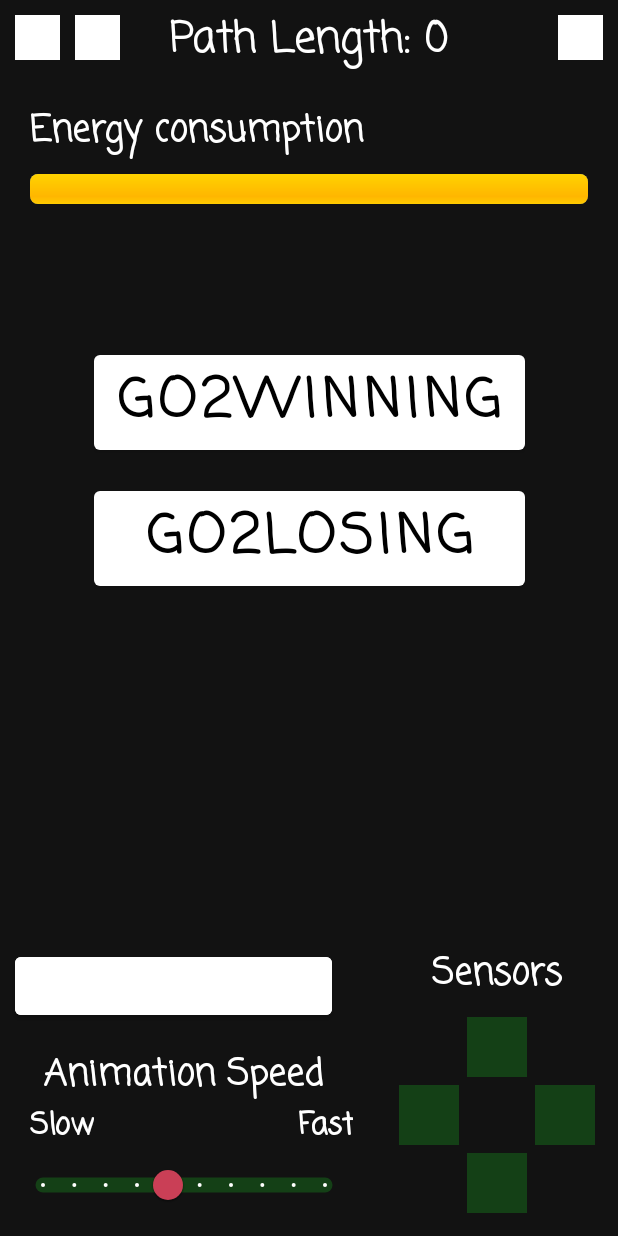
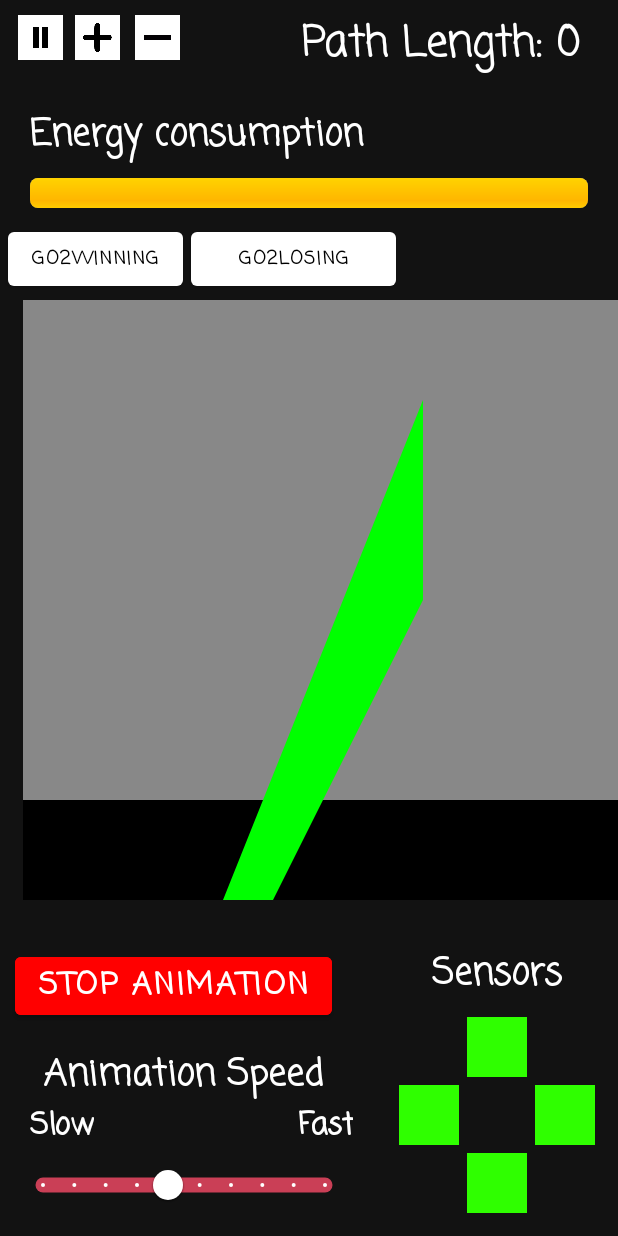
Before and after one commit to minkim2002/Maze-Game-Android, an Android app: the PlayAnimationActivity screen opened directly, with no data from a screen before it, on a phone screen of 412 x 824 dp. Run offline under Robolectric (Android 15) with nearby library versions, the phone set to English and light mode, and no system bars; 3 statements that could not run were skipped.

Commit message:
Manual and Animation Activity Corresponding MazePanel implemented

```diff
--- a/app/src/main/java/edu/wm/cs/cs301/MinKim/gui/LosingActivity.java
+++ b/app/src/main/java/edu/wm/cs/cs301/MinKim/gui/LosingActivity.java
@@ -9,7 +9,7 @@ import edu.wm.cs.cs301.MinKim.R;
  * Class: LosingActivity
  * Responsibilities: displays the losing screen containing energy consumption and path length,
  * and navigate back to the main screen (title)
- * Collaborators: PlayManuallyActivity, PlayAnimationActivity, AMazeActivity,
+ * Collaborators: PlayManuallyActivity, PlayAnimationActivity, AMazeActivity
  */
 public class LosingActivity extends FinalActivity {
 
--- /dev/null
+++ b/app/src/main/java/edu/wm/cs/cs301/MinKim/gui/MazePanelAnimating.java
@@ -0,0 +1,57 @@
+package edu.wm.cs.cs301.MinKim.gui;
+
+import android.content.Context;
+import android.graphics.Bitmap;
+import android.graphics.Canvas;
+import android.graphics.Color;
+import android.graphics.Paint;
+import android.graphics.Path;
+import android.util.AttributeSet;
+import android.view.View;
+
+
+
+public class MazePanelAnimating extends View{
+    private Bitmap bitmap;
+    private Canvas mazeCanvas;
+    private Paint mazePaint;
+
+    public MazePanelAnimating(Context context, AttributeSet attrs) {
+        super(context, attrs);
+        mazeCanvas = new Canvas();
+        mazePaint = new Paint();
+    }
+
+    protected void onDraw(Canvas canvas) {
+        mazeCanvas = canvas;
+        super.onDraw(mazeCanvas);
+
+        mazePaint.setColor(Color.BLACK);
+        mazeCanvas.drawRect(0,500,1000,1000,mazePaint);
+
+        mazePaint.setColor(Color.GRAY);
+        mazeCanvas.drawRect(0,0,1000,500,mazePaint);
+
+        mazePaint.setColor(Color.GREEN);
+        int[] gX = new int[]{200, 400, 400, 200};
+        int[] gY = new int[]{600, 100, 300, 700};
+        Path gPath = new Path();
+        gPath.moveTo(gX[0], gY[0]);
+        for(int i = 1; i<4; i++){
+            gPath.lineTo(gX[i], gY[i]);
+        }
+        gPath.close();
+        mazeCanvas.drawPath(gPath, mazePaint);
+
+        mazePaint.setColor(Color.YELLOW);
+        int[] yX = new int[]{600, 800, 800, 600};
+        int[] yY = new int[]{100, 600, 700, 300};
+        Path yPath = new Path();
+        yPath.moveTo(yX[0], yY[0]);
+        for(int i = 1; i<4; i++){
+            yPath.lineTo(yX[i], yY[i]);
+        }
+        yPath.close();
+        mazeCanvas.drawPath(yPath, mazePaint);
+    }
+}
--- a/app/src/main/java/edu/wm/cs/cs301/MinKim/gui/WinningActivity.java
+++ b/app/src/main/java/edu/wm/cs/cs301/MinKim/gui/WinningActivity.java
@@ -9,7 +9,7 @@ import edu.wm.cs.cs301.MinKim.R;
  * Class: WinningActivity
  * Responsibilities: displays the winning screen containing energy consumption and path length,
  * and navigate back to the main screen (title)
- * Collaborators: PlayManuallyActivity, PlayAnimationActivity, AMazeActivity,
+ * Collaborators: PlayManuallyActivity, PlayAnimationActivity, AMazeActivity
  */
 public class WinningActivity extends FinalActivity {
 
--- a/app/src/main/res/layout/animation_playing.xml
+++ b/app/src/main/res/layout/animation_playing.xml
@@ -12,51 +12,54 @@
         android:id="@+id/pathLengthText"
         android:layout_width="wrap_content"
         android:layout_height="wrap_content"
-        android:layout_marginTop="5dp"
+        android:layout_marginTop="8dp"
         android:text="@string/pathLengthText"
+        android:textColor="@color/colorPrimary"
         android:textSize="28sp"
-        android:textColor="@color/colorPrimary"
-        app:layout_constraintTop_toTopOf="parent"
+        app:layout_constraintEnd_toEndOf="parent"
+        app:layout_constraintHorizontal_bias="0.891"
         app:layout_constraintStart_toStartOf="parent"
-        app:layout_constraintEnd_toEndOf="parent"/>
+        app:layout_constraintTop_toTopOf="parent" />
 
     <ImageView
         android:id="@+id/menuButton"
-        android:contentDescription="@string/menuButton"
         android:layout_width="30dp"
         android:layout_height="30dp"
         android:layout_marginVertical="10dp"
-        android:layout_marginEnd="10dp"
+        android:layout_marginTop="20dp"
+        android:layout_marginEnd="370dp"
+        android:src="@mipmap/pause"
+        android:background="@color/colorPrimary"
+        android:contentDescription="@string/menuButton"
         android:paddingVertical="5dp"
-        android:background="@color/colorPrimary"
-        app:layout_constraintTop_toTopOf="parent"
-        app:layout_constraintEnd_toEndOf="parent" />
+        app:layout_constraintEnd_toEndOf="parent"
+        app:layout_constraintTop_toTopOf="parent" />
 
     <LinearLayout
         android:id="@+id/zoomLayout"
         android:layout_width="wrap_content"
         android:layout_height="wrap_content"
+        android:layout_marginStart="50dp"
         android:layout_marginTop="10dp"
-        android:layout_marginStart="10dp"
-        app:layout_constraintTop_toTopOf="parent"
-        app:layout_constraintStart_toStartOf="parent">
+        app:layout_constraintStart_toStartOf="parent"
+        app:layout_constraintTop_toTopOf="parent">
+
+        <ImageView
+            android:id="@+id/zoomInButton"
+            android:layout_width="30dp"
+            android:layout_height="30dp"
+            android:layout_marginEnd="10dp"
+            android:src="@mipmap/plus"
+            android:background="@color/colorPrimary"
+            android:contentDescription="@string/zoomInButton" />
 
         <ImageView
             android:id="@+id/zoomOutButton"
-            android:contentDescription="@string/zoomOutButton"
             android:layout_width="30dp"
             android:layout_height="30dp"
-            android:layout_marginEnd="10dp"
+            android:src="@mipmap/minus"
             android:background="@color/colorPrimary"
-            />
-
-        <ImageView
-            android:id="@+id/zoomInButton"
-            android:contentDescription="@string/zoomInButton"
-            android:layout_width="30dp"
-            android:layout_height="30dp"
-            android:background="@color/colorPrimary"
-            />
+            android:contentDescription="@string/zoomOutButton" />
     </LinearLayout>
 
     <LinearLayout
@@ -90,35 +93,55 @@
     </LinearLayout>
 
     <LinearLayout
-        android:layout_width="wrap_content"
-        android:layout_height="wrap_content"
-        android:layout_marginTop="225dp"
-        android:orientation="vertical"
+        android:layout_width="264dp"
+        android:layout_height="74dp"
+        android:layout_marginTop="128dp"
+        android:layout_marginEnd="250dp"
         android:gravity="center"
-        app:layout_constraintTop_toTopOf="@+id/pathLengthText"
+        android:orientation="horizontal"
+        app:layout_constraintEnd_toEndOf="parent"
+        app:layout_constraintHorizontal_bias="0.0"
         app:layout_constraintStart_toStartOf="parent"
-        app:layout_constraintEnd_toEndOf="parent">
+        app:layout_constraintTop_toTopOf="@+id/pathLengthText">
 
         <com.google.android.material.button.MaterialButton
             android:id="@+id/winningButton"
             android:layout_width="wrap_content"
             android:layout_height="wrap_content"
             android:text="@string/WinningText"
-            android:textSize="36sp"
-            app:layout_constraintStart_toStartOf="parent"
-            app:layout_constraintEnd_toEndOf="parent"/>
+            android:layout_marginLeft="5dp"
+            android:textSize="12sp"
+            app:layout_constraintEnd_toEndOf="parent"
+            app:layout_constraintHorizontal_bias="0.158"
+            app:layout_constraintStart_toStartOf="parent" />
 
         <com.google.android.material.button.MaterialButton
             android:id="@+id/losingButton"
             android:layout_width="match_parent"
             android:layout_height="wrap_content"
-            android:layout_marginTop="15dp"
             android:text="@string/LosingText"
-            android:textSize="36sp"
+            android:layout_marginLeft="5dp"
+            android:textSize="12sp"
+            app:layout_constraintEnd_toEndOf="parent"
             app:layout_constraintStart_toStartOf="parent"
-            app:layout_constraintEnd_toEndOf="parent"
             app:layout_constraintTop_toBottomOf="@+id/winningButton" />
 
+    </LinearLayout>
+
+    <LinearLayout
+        android:id="@+id/linearLayout2"
+        android:layout_width="wrap_content"
+        android:layout_height="wrap_content"
+        android:layout_marginStart="15dp"
+        android:layout_marginTop="200dp"
+        android:orientation="horizontal"
+        app:layout_constraintStart_toStartOf="@id/parentView"
+        app:layout_constraintTop_toTopOf="@id/parentView"
+        >
+
+        <edu.wm.cs.cs301.MinKim.gui.MazePanelAnimating
+            android:layout_width="match_parent"
+            android:layout_height="400dp" />
     </LinearLayout>
 
     <TextView
@@ -139,9 +162,20 @@
         android:layout_marginBottom="5dp"
         android:layout_marginEnd="5dp"
         android:paddingHorizontal="10dp"
-        android:background="@color/colorSecondary"
+        android:background="@color/colorOperational"
         app:layout_constraintBottom_toTopOf="@id/rightSensor"
         app:layout_constraintEnd_toStartOf="@id/rightSensor"/>
+
+    <View
+        android:id="@+id/leftSensor"
+        android:layout_width="40dp"
+        android:layout_height="40dp"
+        android:layout_marginBottom="5dp"
+        android:layout_marginEnd="5dp"
+        android:paddingHorizontal="10dp"
+        android:background="@color/colorOperational"
+        app:layout_constraintBottom_toTopOf="@id/backwardSensor"
+        app:layout_constraintEnd_toStartOf="@id/backwardSensor"/>
 
     <View
         android:id="@+id/rightSensor"
@@ -150,7 +184,7 @@
         android:layout_marginBottom="5dp"
         android:layout_marginEnd="15dp"
         android:paddingHorizontal="10dp"
-        android:background="@color/colorSecondary"
+        android:background="@color/colorOperational"
         app:layout_constraintBottom_toTopOf="@id/backwardSensor"
         app:layout_constraintEnd_toEndOf="parent"/>
 
@@ -161,20 +195,9 @@
         android:layout_marginBottom="15dp"
         android:layout_marginEnd="5dp"
         android:paddingHorizontal="10dp"
-        android:background="@color/colorSecondary"
+        android:background="@color/colorOperational"
         app:layout_constraintBottom_toBottomOf="parent"
         app:layout_constraintEnd_toStartOf="@id/rightSensor"/>
-
-    <View
-        android:id="@+id/leftSensor"
-        android:layout_width="40dp"
-        android:layout_height="40dp"
-        android:layout_marginBottom="5dp"
-        android:layout_marginEnd="5dp"
-        android:paddingHorizontal="10dp"
-        android:background="@color/colorSecondary"
-        app:layout_constraintBottom_toTopOf="@id/backwardSensor"
-        app:layout_constraintEnd_toStartOf="@id/backwardSensor"/>
 
     <com.google.android.material.button.MaterialButton
         android:id="@+id/animationButton"
@@ -186,7 +209,7 @@
         android:textSize="20sp"
         android:textStyle="bold"
         android:textColor="@color/colorPrimary"
-        android:backgroundTint="@color/colorPrimary"
+        android:backgroundTint="@color/colorRepair"
         app:layout_constraintBottom_toTopOf="@id/animationSpeedLayout"
         app:layout_constraintStart_toStartOf="parent" />
 
@@ -253,9 +276,9 @@
             android:stepSize="1.0"
             android:value="5"
             app:tickColor="@color/colorPrimary"
-            app:trackColor="@color/colorSecondary"
+            app:trackColor="@color/colorHighlight"
             app:trackHeight="10dp"
-            app:thumbColor="@color/colorHighlight"
+            app:thumbColor="@color/colorPrimary"
             app:labelBehavior="gone"/>
 
     </LinearLayout>
--- a/app/src/main/res/values/colors.xml
+++ b/app/src/main/res/values/colors.xml
@@ -4,4 +4,7 @@
     <color name="colorSecondary">#144016</color>
     <color name="colorHighlight">#CA3F56</color>
     <color name="colorGray">#7A7A7A</color>
+    <color name="colorTransparent">#68FFFFFF</color>
+    <color name="colorOperational">#2FFF00</color>
+    <color name="colorRepair">#FF0000</color>
 </resources>
```
Also changed, not shown: app/src/main/java/edu/wm/cs/cs301/MinKim/gui/MazePanel.java (added, +39 -0 lines), app/src/main/res/drawable/jump.xml (added, +15 -0 lines), app/src/main/res/layout/manually_playing.xml (+68 -45 lines), app/src/main/res/mipmap-hdpi/arrow.png (added), app/src/main/res/mipmap-hdpi/arrow_up.png (added), app/src/main/res/mipmap-hdpi/minus.png (added), app/src/main/res/mipmap-hdpi/pause.png (added), app/src/main/res/mipmap-hdpi/plus.png (added).
